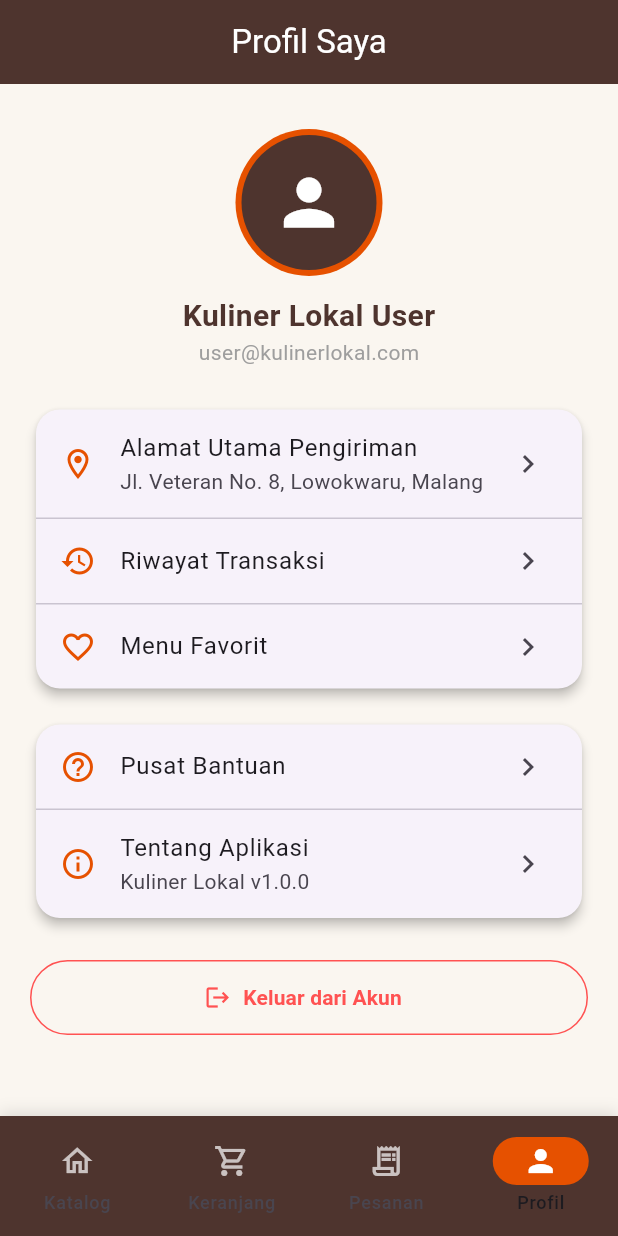
After one commit to Liezz-gif/project_kelompok_teori, a Flutter app: the MainNavigationScreen screen opened directly, item 4 of the bottom bar chosen, on a phone screen of 412 x 824 dp. The commit adds this screen. Run offline on Flutter 3.47's test engine with Material 3 defaults, Android fonts, the phone set to English and light mode, and no system bars; network calls fail.

Commit message:
menambahkan navbar

```diff
--- a/lib/screens/login_screen.dart
+++ b/lib/screens/login_screen.dart
@@ -1,5 +1,5 @@
 import 'package:flutter/material.dart';
-import 'home_screen.dart';
+import 'main_navigation_screen.dart';
 
 class LoginScreen extends StatefulWidget {
   const LoginScreen({super.key});
@@ -16,7 +16,7 @@ class _LoginScreenState extends State<LoginScreen> {
     if (_formKey.currentState!.validate()) {
       Navigator.pushReplacement(
         context,
-        MaterialPageRoute(builder: (context) => const HomeScreen()),
+        MaterialPageRoute(builder: (context) => const MainNavigationScreen()),
       );
     }
   }
--- /dev/null
+++ b/lib/screens/main_navigation_screen.dart
@@ -0,0 +1,98 @@
+import 'package:flutter/material.dart';
+import 'package:provider/provider.dart';
+import '../providers/cart_provider.dart';
+import 'home_screen.dart';
+import 'cart_screen.dart';
+import 'tracking_screen.dart';
+import 'profile_screen.dart';
+
+class MainNavigationScreen extends StatefulWidget {
+  final int initialIndex;
+  const MainNavigationScreen({super.key, this.initialIndex = 0});
+
+  @override
+  State<MainNavigationScreen> createState() => _MainNavigationScreenState();
+}
+
+class _MainNavigationScreenState extends State<MainNavigationScreen> {
+  late int _selectedIndex;
+
+  @override
+  void initState() {
+    super.initState();
+    _selectedIndex = widget.initialIndex;
+  }
+
+  final List<Widget> _screens = const [
+    HomeScreen(),
+    CartScreen(),
+    TrackingScreen(),
+    ProfileScreen(),
+  ];
+
+  @override
+  Widget build(BuildContext context) {
+    final cart = Provider.of<CartProvider>(context);
+
+    return Scaffold(
+      body: IndexedStack(
+        index: _selectedIndex,
+        children: _screens,
+      ),
+      bottomNavigationBar: Container(
+        decoration: const BoxDecoration(
+          boxShadow: [
+            BoxShadow(
+              color: Colors.black12,
+              blurRadius: 8,
+              offset: Offset(0, -2),
+            ),
+          ],
+        ),
+        child: NavigationBar(
+          selectedIndex: _selectedIndex,
+          onDestinationSelected: (int index) {
+            setState(() {
+              _selectedIndex = index;
+            });
+          },
+          backgroundColor: const Color(0xFF4E342E),
+          indicatorColor: const Color(0xFFE65100),
+          elevation: 8,
+          destinations: [
+            const NavigationDestination(
+              icon: Icon(Icons.home_outlined, color: Colors.white70),
+              selectedIcon: Icon(Icons.home, color: Colors.white),
+              label: 'Katalog',
+            ),
+            NavigationDestination(
+              icon: Badge(
+                isLabelVisible: cart.totalQuantity > 0,
+                label: Text('${cart.totalQuantity}'),
+                backgroundColor: const Color(0xFFE65100),
+                child: const Icon(Icons.shopping_cart_outlined, color: Colors.white70),
+              ),
+              selectedIcon: Badge(
+                isLabelVisible: cart.totalQuantity > 0,
+                label: Text('${cart.totalQuantity}'),
+                backgroundColor: const Color(0xFFE65100),
+                child: const Icon(Icons.shopping_cart, color: Colors.white),
+              ),
+              label: 'Keranjang',
+            ),
+            const NavigationDestination(
+              icon: Icon(Icons.receipt_long_outlined, color: Colors.white70),
+              selectedIcon: Icon(Icons.receipt_long, color: Colors.white),
+              label: 'Pesanan',
+            ),
+            const NavigationDestination(
+              icon: Icon(Icons.person_outline, color: Colors.white70),
+              selectedIcon: Icon(Icons.person, color: Colors.white),
+              label: 'Profil',
+            ),
+          ],
+        ),
+      ),
+    );
+  }
+}
--- /dev/null
+++ b/lib/screens/profile_screen.dart
@@ -0,0 +1,121 @@
+import 'package:flutter/material.dart';
+import 'login_screen.dart';
+
+class ProfileScreen extends StatelessWidget {
+  const ProfileScreen({super.key});
+
+  @override
+  Widget build(BuildContext context) {
+    return Scaffold(
+      appBar: AppBar(
+        title: const Text('Profil Saya'),
+      ),
+      body: SingleChildScrollView(
+        padding: const EdgeInsets.all(20.0),
+        child: Column(
+          children: [
+            const SizedBox(height: 10),
+            Center(
+              child: Column(
+                children: [
+                  Container(
+                    padding: const EdgeInsets.all(4),
+                    decoration: const BoxDecoration(
+                      color: Color(0xFFE65100),
+                      shape: BoxShape.circle,
+                    ),
+                    child: const CircleAvatar(
+                      radius: 45,
+                      backgroundColor: Color(0xFF4E342E),
+                      child: Icon(Icons.person, size: 50, color: Colors.white),
+                    ),
+                  ),
+                  const SizedBox(height: 12),
+                  const Text(
+                    'Kuliner Lokal User',
+                    style: TextStyle(fontSize: 20, fontWeight: FontWeight.bold, color: Color(0xFF4E342E)),
+                  ),
+                  const Text(
+                    'user@kulinerlokal.com',
+                    style: TextStyle(fontSize: 14, color: Colors.grey),
+                  ),
+                ],
+              ),
+            ),
+            const SizedBox(height: 24),
+            Card(
+              shape: RoundedRectangleBorder(borderRadius: BorderRadius.circular(16)),
+              child: Column(
+                children: [
+                  ListTile(
+                    leading: const Icon(Icons.location_on_outlined, color: Color(0xFFE65100)),
+                    title: const Text('Alamat Utama Pengiriman'),
+                    subtitle: const Text('Jl. Veteran No. 8, Lowokwaru, Malang'),
+                    trailing: const Icon(Icons.chevron_right),
+                    onTap: () {},
+                  ),
+                  const Divider(height: 1),
+                  ListTile(
+                    leading: const Icon(Icons.history, color: Color(0xFFE65100)),
+                    title: const Text('Riwayat Transaksi'),
+                    trailing: const Icon(Icons.chevron_right),
+                    onTap: () {},
+                  ),
+                  const Divider(height: 1),
+                  ListTile(
+                    leading: const Icon(Icons.favorite_border, color: Color(0xFFE65100)),
+                    title: const Text('Menu Favorit'),
+                    trailing: const Icon(Icons.chevron_right),
+                    onTap: () {},
+                  ),
+                ],
+              ),
+            ),
+            const SizedBox(height: 16),
+            Card(
+              shape: RoundedRectangleBorder(borderRadius: BorderRadius.circular(16)),
+              child: Column(
+                children: [
+                  ListTile(
+                    leading: const Icon(Icons.help_outline, color: Color(0xFFE65100)),
+                    title: const Text('Pusat Bantuan'),
+                    trailing: const Icon(Icons.chevron_right),
+                    onTap: () {},
+                  ),
+                  const Divider(height: 1),
+                  ListTile(
+                    leading: const Icon(Icons.info_outline, color: Color(0xFFE65100)),
+                    title: const Text('Tentang Aplikasi'),
+                    subtitle: const Text('Kuliner Lokal v1.0.0'),
+                    trailing: const Icon(Icons.chevron_right),
+                    onTap: () {},
+                  ),
+                ],
+              ),
+            ),
+            const SizedBox(height: 24),
+            SizedBox(
+              width: double.infinity,
+              height: 50,
+              child: OutlinedButton.icon(
+                style: OutlinedButton.styleFrom(
+                  foregroundColor: Colors.redAccent,
+                  side: const BorderSide(color: Colors.redAccent),
+                  shape: RoundedRectangleBorder(borderRadius: BorderRadius.circular(25)),
+                ),
+                onPressed: () {
+                  Navigator.pushReplacement(
+                    context,
+                    MaterialPageRoute(builder: (context) => const LoginScreen()),
+                  );
+                },
+                icon: const Icon(Icons.logout),
+                label: const Text('Keluar dari Akun', style: TextStyle(fontWeight: FontWeight.bold)),
+              ),
+            ),
+          ],
+        ),
+      ),
+    );
+  }
+}
```
